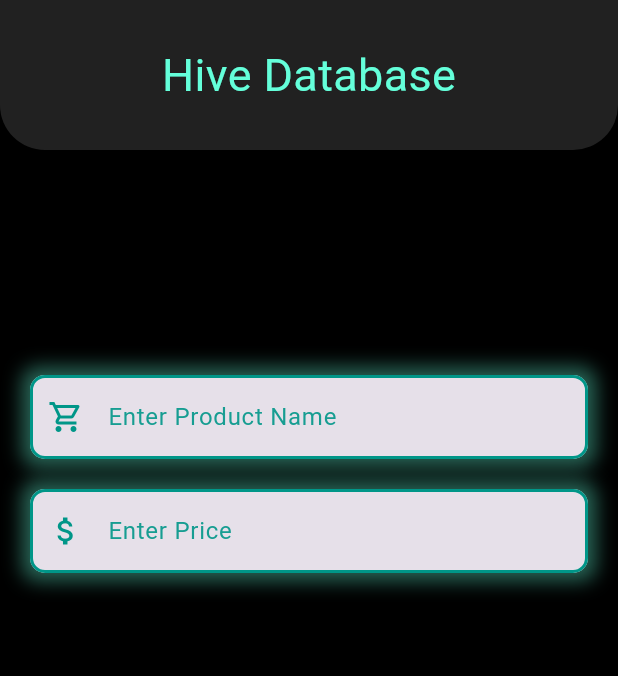
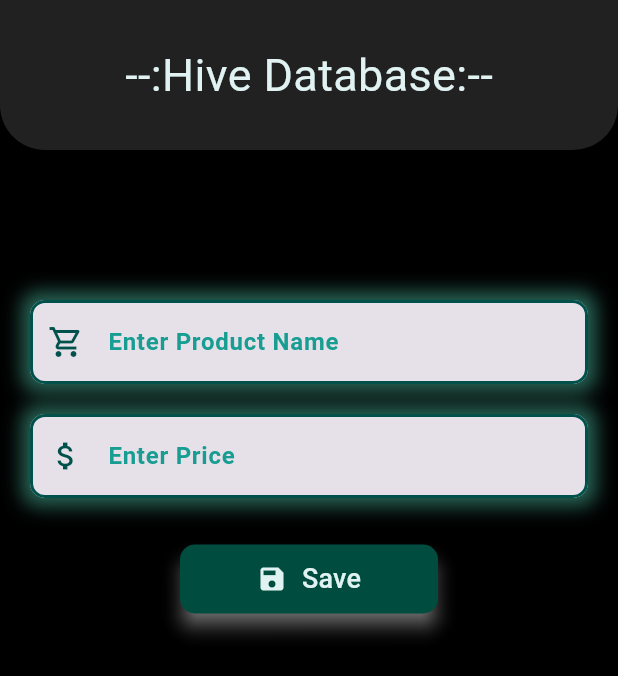
Before and after one commit to akashverma55/Hive_Flutter_App, a Flutter app: the screen it shows after launch, on a phone screen of 412 x 824 dp. Shown: the top 676 px of the screen. Run offline on Flutter 3.47's test engine with Material 3 defaults, Android fonts, the phone set to English and light mode, and no system bars.

Commit message:
Textfield and Button Added

```diff
--- a/lib/main.dart
+++ b/lib/main.dart
@@ -26,8 +26,7 @@
   Widget build(BuildContext context) {
     return Scaffold(
       backgroundColor: Colors.black,
-      body: Container(
-        child: Column(
+      body: Column(
         children: [
           Container(
             height: 100,
@@ -40,85 +39,127 @@
             ),
             child: Center(
               child: Text(
-                  "Hive Database",
+                "--:Hive Database:--",
                 style: TextStyle(
-                    color: Colors.tealAccent,
+                  color: Colors.teal[50],
                   fontSize: 30,
                   fontWeight: FontWeight.w400,
                 ),
               ),
             ),
           ),
-            SizedBox(height: 150),
-            Container(margin: EdgeInsets.symmetric(horizontal: 20),
+          SizedBox(height: 100),
+          Container(
+            margin: EdgeInsets.symmetric(horizontal: 20),
             decoration: BoxDecoration(
-                color: Colors.teal[85],
               borderRadius: BorderRadius.circular(10),
               boxShadow: [
                 BoxShadow(
                   color: Colors.tealAccent.withOpacity(0.4),
                   spreadRadius: 5,
                   blurRadius: 10,
-                  )
-                ]
+                ),
+              ],
             ),
             child: TextField(
               style: TextStyle(
-                  color: Colors.teal[900],
+                color: const Color.fromARGB(255, 0, 80, 75),
+                fontWeight: FontWeight.bold,
               ), // Optional: set input text color
               decoration: InputDecoration(
                 hintText: "Enter Product Name",
-                  prefixIcon: Icon(Icons.shopping_cart_outlined,color: Colors.teal,),
+                prefixIcon: Icon(
+                  Icons.shopping_cart_outlined,
+                  color: const Color.fromARGB(255, 0, 80, 75),
+                ),
                 hintStyle: TextStyle(color: Colors.teal.withOpacity(0.9)),
                 filled: true, // ✅ This enables the background color
                 fillColor: Colors.teal[85], // ✅ This is the background color
                 enabledBorder: OutlineInputBorder(
                   borderRadius: BorderRadius.circular(10),
-                    borderSide: BorderSide(color: Colors.teal, width: 2),
+                  borderSide: BorderSide(
+                    color: const Color.fromARGB(255, 0, 80, 75),
+                    width: 2,
+                  ),
                 ),
                 focusedBorder: OutlineInputBorder(
                   borderRadius: BorderRadius.circular(10),
-                    borderSide: BorderSide(color: Colors.teal, width: 2),
+                  borderSide: BorderSide(color: Colors.tealAccent, width: 2),
                 ),
               ),
             ),
           ),
           SizedBox(height: 20),
-            Container(margin: EdgeInsets.symmetric(horizontal: 20),
+          Container(
+            margin: EdgeInsets.symmetric(horizontal: 20),
             decoration: BoxDecoration(
-                color: Colors.teal[85],
               borderRadius: BorderRadius.circular(10),
               boxShadow: [
                 BoxShadow(
                   color: Colors.tealAccent.withOpacity(0.4),
                   spreadRadius: 5,
                   blurRadius: 10,
-                  )
-                ]
+                ),
+              ],
             ),
             child: TextField(
               style: TextStyle(
-                  color: Colors.teal[900],
+                color: const Color.fromARGB(255, 0, 80, 75),
+                fontWeight: FontWeight.bold,
               ), // Optional: set input text color
               decoration: InputDecoration(
                 hintText: "Enter Price",
-                  prefixIcon: Icon(Icons.attach_money,color: Colors.teal,),
+                prefixIcon: Icon(
+                  Icons.attach_money,
+                  color: const Color.fromARGB(255, 0, 80, 75),
+                ),
                 hintStyle: TextStyle(color: Colors.teal.withOpacity(0.9)),
                 filled: true, // ✅ This enables the background color
                 fillColor: Colors.teal[85], // ✅ This is the background color
                 enabledBorder: OutlineInputBorder(
                   borderRadius: BorderRadius.circular(10),
-                    borderSide: BorderSide(color: Colors.teal, width: 2),
+                  borderSide: BorderSide(
+                    color: const Color.fromARGB(255, 0, 80, 75),
+                    width: 2,
+                  ),
                 ),
                 focusedBorder: OutlineInputBorder(
                   borderRadius: BorderRadius.circular(10),
-                    borderSide: BorderSide(color: Colors.teal, width: 2),
+                  borderSide: BorderSide(color: Colors.tealAccent, width: 2),
                 ),
               ),
             ),
           ),
+          SizedBox(height: 20),
+          Padding(
+            padding: const EdgeInsets.symmetric(horizontal: 120, vertical: 10),
+            child: ElevatedButton(
+              onPressed: (){
+
+              },
+              style: ElevatedButton.styleFrom(
+                backgroundColor: Colors.teal[900],
+                foregroundColor: Colors.teal[50],
+                elevation: 5,
+                shadowColor: Colors.white,
+                shape: RoundedRectangleBorder(
+                  borderRadius: BorderRadius.circular(10)
+                )
+              ),
+              child: Padding(
+                padding: const EdgeInsets.symmetric(vertical:10),
+                child: Row(
+                  mainAxisAlignment: MainAxisAlignment.center,
+                  children: [
+                    Icon(Icons.save,size: 20,),
+                    SizedBox(width: 10),
+                    Text("Save",style: TextStyle(fontSize: 18),)
                   ],
                 ),
+              ),
+            ),
+          )
+        ],
       ),
     );
   }
```
Lines whose indentation alone changed are shown as unchanged.
